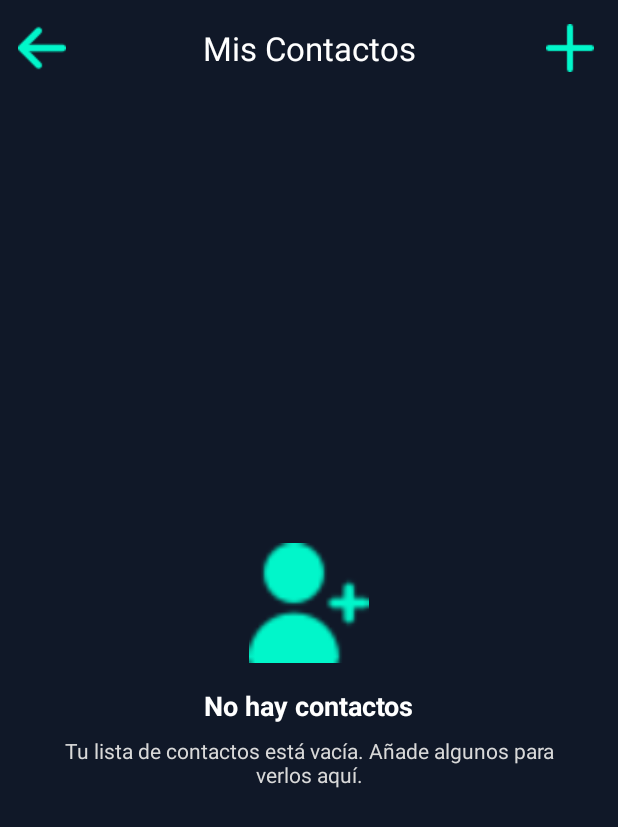
After one commit to adrianjsm79/Aurora2, an Android app: the ContactsActivity screen opened directly, with no data from a screen before it, on a phone screen of 412 x 824 dp. The commit adds this screen. Shown: the top 827 px of the screen. Run offline under Robolectric (Android 15) with nearby library versions, the phone set to English and light mode, and no system bars.

Commit message:
implementacion de contactos activity

```diff
--- a/app/build.gradle.kts
+++ b/app/build.gradle.kts
@@ -46,4 +46,6 @@ dependencies {
     testImplementation(libs.junit)
     androidTestImplementation(libs.androidx.junit)
     androidTestImplementation(libs.androidx.espresso.core)
+    implementation("com.google.android.gms:play-services-maps:18.2.0")
+    implementation("com.google.android.gms:play-services-location:21.0.1")
 }
--- /dev/null
+++ b/app/src/main/java/com/tecsup/aurora/ContactsActivity.kt
@@ -0,0 +1,267 @@
+package com.tecsup.aurora
+
+import android.Manifest
+import android.content.pm.PackageManager
+import android.os.Bundle
+import android.provider.ContactsContract
+import android.view.MenuItem
+import android.view.View
+import android.widget.Button
+import android.widget.ImageButton
+import android.widget.LinearLayout
+import android.widget.TextView
+import android.widget.Toast
+import androidx.activity.result.contract.ActivityResultContracts
+import androidx.appcompat.widget.SearchView
+import androidx.core.content.ContextCompat
+import androidx.lifecycle.lifecycleScope
+import androidx.recyclerview.widget.LinearLayoutManager
+import androidx.recyclerview.widget.RecyclerView
+import com.google.android.material.appbar.MaterialToolbar
+import com.tecsup.aurora.adapter.ContactsAdapter
+import com.tecsup.aurora.model.Contact
+import kotlinx.coroutines.Dispatchers
+import kotlinx.coroutines.launch
+import kotlinx.coroutines.withContext
+
+class ContactsActivity : BaseActivity() {
+
+    // Views
+    private lateinit var recyclerView: RecyclerView
+    private lateinit var layoutPermissionRequired: LinearLayout
+    private lateinit var btnGrantPermission: Button
+    private lateinit var searchView: SearchView // <-- NUEVO: Para el buscador
+
+    // Adapter y lista original
+    private lateinit var contactsAdapter: ContactsAdapter
+    private val allContacts = mutableListOf<Contact>() // <-- NUEVO: Lista para guardar todos los contactos
+
+    // Launcher para solicitar permisos
+    private val requestPermissionLauncher =
+        registerForActivityResult(ActivityResultContracts.RequestPermission()) { isGranted: Boolean ->
+            if (isGranted) {
+                // Permiso concedido, cargar contactos
+                showContactsView()
+                loadContacts()
+            } else {
+                // Permiso denegado, mostrar la vista correspondiente
+                showPermissionDeniedView()
+                Toast.makeText(this, "Permiso denegado. No se pueden mostrar los contactos.", Toast.LENGTH_LONG).show()
+            }
+        }
+
+    override fun onCreate(savedInstanceState: Bundle?) {
+        super.onCreate(savedInstanceState)
+        setContentView(R.layout.activity_contacts)
+
+        // 1. Inicializar las vistas OBLIGATORIAMENTE después de setContentView
+        recyclerView = findViewById(R.id.recycler_view_contacts)
+        layoutPermissionRequired = findViewById(R.id.layout_permission_required)
+        btnGrantPermission = findViewById(R.id.btn_grant_permission)
+        searchView = findViewById(R.id.search_view_contacts) // <-- NUEVO: Inicializar SearchView
+
+        // 2. Llamar a la configuración de la ventana (Edge-to-Edge)
+        setupEdgeToEdge(R.id.main)
+
+        // 3. Configurar el RecyclerView
+        setupRecyclerView()
+        registerForContextMenu(recyclerView)
+
+        // 4. Configurar el listener del botón para pedir permiso
+        btnGrantPermission.setOnClickListener {
+            requestContactsPermission()
+        }
+
+        // 5. Configurar el buscador
+        setupSearch() // <-- NUEVO: Llamar a la configuración del buscador
+
+        // 6. Comprobar el estado del permiso al iniciar
+        checkPermissionAndLoadContacts()
+
+        val toolbar: MaterialToolbar = findViewById(R.id.toolbar_contacts)
+
+        // Asigna la acción de "volver" al ícono de navegación (la flecha)
+        toolbar.setNavigationOnClickListener {
+            finish() // Cierra la actividad actual y regresa a la anterior
+        }
+
+        val btnAddManual: ImageButton = findViewById(R.id.btn_add_contact_manual)
+        btnAddManual.setOnClickListener {
+            Toast.makeText(this, "Añadir contactos manualmente", Toast.LENGTH_SHORT).show()
+            //fragmento para añadir contacto manualmente
+        }
+    }
+
+    private fun setupRecyclerView() {
+        contactsAdapter = ContactsAdapter(mutableListOf()) // Inicializa con una lista vacía
+        recyclerView.layoutManager = LinearLayoutManager(this)
+        recyclerView.adapter = contactsAdapter
+    }
+
+    // <-- NUEVA FUNCIÓN -->
+    private fun setupSearch() {
+        searchView.setOnQueryTextListener(object : SearchView.OnQueryTextListener {
+            // Se llama cuando el usuario presiona "enter" o el botón de búsqueda.
+            override fun onQueryTextSubmit(query: String?): Boolean {
+                filterContacts(query)
+                return true
+            }
+
+            // Se llama cada vez que el texto en el buscador cambia.
+            override fun onQueryTextChange(newText: String?): Boolean {
+                filterContacts(newText)
+                return true
+            }
+        })
+    }
+
+    // <-- NUEVA FUNCIÓN -->
+    private fun filterContacts(query: String?) {
+        val filteredList = if (query.isNullOrBlank()) {
+            allContacts // Si la búsqueda está vacía, muestra todos los contactos
+        } else {
+            // Filtra la lista completa buscando coincidencias en nombre o número
+            allContacts.filter { contact ->
+                contact.name.contains(query, ignoreCase = true) ||
+                        contact.number.contains(query, ignoreCase = true)
+            }
+        }
+        contactsAdapter.updateContacts(filteredList.toMutableList())
+    }
+
+    private fun checkPermissionAndLoadContacts() {
+        when {
+            ContextCompat.checkSelfPermission(
+                this,
+                Manifest.permission.READ_CONTACTS
+            ) == PackageManager.PERMISSION_GRANTED -> {
+                // Permiso ya concedido
+                showContactsView()
+                loadContacts()
+            }
+            shouldShowRequestPermissionRationale(Manifest.permission.READ_CONTACTS) -> {
+                // El usuario ya ha denegado el permiso antes. Mostramos la UI de explicación.
+                showPermissionRequiredView()
+            }
+            else -> {
+                // Primera vez que se pide el permiso
+                requestContactsPermission()
+            }
+        }
+    }
+
+    private fun requestContactsPermission() {
+        requestPermissionLauncher.launch(Manifest.permission.READ_CONTACTS)
+    }
+
+    private fun loadContacts() {
+        lifecycleScope.launch(Dispatchers.IO) {
+            val contactsList = mutableListOf<Contact>()
+
+            val projection = arrayOf(
+                ContactsContract.CommonDataKinds.Phone.DISPLAY_NAME,
+                ContactsContract.CommonDataKinds.Phone.NUMBER,
+                ContactsContract.CommonDataKinds.Phone.PHOTO_URI
+            )
+
+            val cursor = contentResolver.query(
+                ContactsContract.CommonDataKinds.Phone.CONTENT_URI,
+                projection,
+                null,
+                null,
+                "${ContactsContract.CommonDataKinds.Phone.DISPLAY_NAME} ASC"
+            )
+
+            cursor?.use {
+                val nameIndex = it.getColumnIndex(ContactsContract.CommonDataKinds.Phone.DISPLAY_NAME)
+                val numberIndex = it.getColumnIndex(ContactsContract.CommonDataKinds.Phone.NUMBER)
+                val photoUriIndex = it.getColumnIndex(ContactsContract.CommonDataKinds.Phone.PHOTO_URI)
+
+                while (it.moveToNext()) {
+                    val name = it.getString(nameIndex)
+                    val number = it.getString(numberIndex)
+                    val photoUri = it.getString(photoUriIndex)
+                    contactsList.add(Contact(name, number, photoUri))
+                }
+            }
+
+            // Limpiamos la lista maestra y la volvemos a llenar
+            allContacts.clear()
+            allContacts.addAll(contactsList)
+
+            withContext(Dispatchers.Main) {
+                if (allContacts.isEmpty()) {
+                    showEmptyView()
+                } else {
+                    // Actualizamos el adaptador con la lista completa inicialmente
+                    contactsAdapter.updateContacts(allContacts)
+                }
+            }
+        }
+    }
+
+    // --- Funciones para controlar la visibilidad de las vistas ---
+
+    private fun showContactsView() {
+        recyclerView.visibility = View.VISIBLE
+        searchView.visibility = View.VISIBLE // <-- MODIFICADO: Muestra el buscador
+        layoutPermissionRequired.visibility = View.GONE
+    }
+
+    private fun showPermissionRequiredView() {
+        recyclerView.visibility = View.GONE
+        searchView.visibility = View.GONE // <-- MODIFICADO: Oculta el buscador
+        layoutPermissionRequired.visibility = View.VISIBLE
+        findViewById<TextView>(R.id.text_permission_title).text = "Acceso a Contactos Requerido"
+        findViewById<TextView>(R.id.text_permission_description).text = "Para mostrar tus contactos, necesitamos que nos des permiso."
+        btnGrantPermission.text = "Conceder Permiso"
+    }
+
+    private fun showPermissionDeniedView() {
+        recyclerView.visibility = View.GONE
+        searchView.visibility = View.GONE // <-- MODIFICADO: Oculta el buscador
+        layoutPermissionRequired.visibility = View.VISIBLE
+        findViewById<TextView>(R.id.text_permission_title).text = "Permiso Denegado"
+        findViewById<TextView>(R.id.text_permission_description).text = "Has denegado el permiso. Para usar esta función, actívalo desde los ajustes de la aplicación."
+        btnGrantPermission.text = "Ir a Ajustes"
+    }
+
+    private fun showEmptyView() {
+        recyclerView.visibility = View.GONE
+        searchView.visibility = View.GONE // <-- MODIFICADO: Oculta el buscador
+        layoutPermissionRequired.visibility = View.VISIBLE
+        findViewById<TextView>(R.id.text_permission_title).text = "No hay contactos"
+        findViewById<TextView>(R.id.text_permission_description).text = "Tu lista de contactos está vacía. Añade algunos para verlos aquí."
+        btnGrantPermission.visibility = View.GONE
+    }
+
+    override fun onContextItemSelected(item: MenuItem): Boolean {
+        val position = contactsAdapter.longPressedPosition
+        if (position == -1) {
+            return super.onContextItemSelected(item)
+        }
+
+        val selectedContact = contactsAdapter.getContactAt(position)
+
+        when (item.itemId) {
+            R.id.menu_add_trusted -> {
+                selectedContact.isTrusted = true
+                contactsAdapter.notifyItemChanged(position)
+                Toast.makeText(this, "${selectedContact.name} añadido a contactos de confianza", Toast.LENGTH_SHORT).show()
+                return true
+            }
+            R.id.menu_add_emergency -> {
+                selectedContact.isEmergency = true
+                contactsAdapter.notifyItemChanged(position)
+                Toast.makeText(this, "${selectedContact.name} añadido a contactos de emergencia", Toast.LENGTH_SHORT).show()
+                return true
+            }
+            R.id.menu_remove -> {
+                Toast.makeText(this, "Eliminar ${selectedContact.name}", Toast.LENGTH_SHORT).show()
+                return true
+            }
+            else -> return super.onContextItemSelected(item)
+        }
+    }
+
+}
--- /dev/null
+++ b/app/src/main/res/drawable/circle_background.xml
@@ -0,0 +1,3 @@
+<shape xmlns:android="http://schemas.android.com/apk/res/android"
+    android:shape="oval">
+    <solid android:color="@color/magenta" /></shape>
--- /dev/null
+++ b/app/src/main/res/layout/activity_contacts.xml
@@ -0,0 +1,124 @@
+<?xml version="1.0" encoding="utf-8"?>
+<androidx.constraintlayout.widget.ConstraintLayout xmlns:android="http://schemas.android.com/apk/res/android"
+    xmlns:app="http://schemas.android.com/apk/res-auto"
+    xmlns:tools="http://schemas.android.com/tools"
+    android:id="@+id/main"
+    android:layout_width="match_parent"
+    android:layout_height="match_parent"
+    android:background="@color/background_primary"
+    tools:context=".ContactsActivity">
+
+    <!-- 1. Barra superior con título y botón de añadir -->
+    <com.google.android.material.appbar.AppBarLayout
+        android:id="@+id/appBarLayout"
+        android:layout_width="match_parent"
+        android:layout_height="wrap_content"
+        android:background="@android:color/transparent"
+        app:elevation="0dp"
+        app:layout_constraintTop_toTopOf="parent">
+
+        <com.google.android.material.appbar.MaterialToolbar
+            android:id="@+id/toolbar_contacts"
+            android:layout_width="match_parent"
+            android:layout_height="?attr/actionBarSize"
+            app:title="Mis Contactos"
+            app:titleCentered="true"
+            app:titleTextColor="@color/white"
+            app:navigationIcon="@drawable/ic_arrow_back"
+            app:navigationIconTint="@color/turquesa">
+
+            <!-- El único elemento que necesitas anidar es el botón de la derecha -->
+            <ImageButton
+                android:id="@+id/btn_add_contact_manual"
+                android:layout_width="wrap_content"
+                android:layout_height="wrap_content"
+                android:layout_gravity="end"
+                android:layout_marginEnd="16dp"
+                android:background="?attr/selectableItemBackgroundBorderless"
+                android:src="@drawable/ic_add"
+                app:tint="@color/turquesa" />
+
+
+        </com.google.android.material.appbar.MaterialToolbar>
+
+    </com.google.android.material.appbar.AppBarLayout>
+
+    <!-- 2. Barra de búsqueda -->
+    <androidx.appcompat.widget.SearchView
+        android:id="@+id/search_view_contacts"
+        android:layout_width="0dp"
+        android:layout_height="wrap_content"
+        android:layout_marginHorizontal="16dp"
+        android:layout_marginTop="8dp"
+        android:background="@drawable/input_field_background"
+        app:iconifiedByDefault="false"
+        app:layout_constraintEnd_toEndOf="parent"
+        app:layout_constraintStart_toStartOf="parent"
+        app:layout_constraintTop_toBottomOf="@id/appBarLayout"
+        app:queryHint="Buscar por nombre o número" />
+
+    <!-- 3. Lista de Contactos -->
+    <androidx.recyclerview.widget.RecyclerView
+        android:id="@+id/recycler_view_contacts"
+        android:layout_width="0dp"
+        android:layout_height="0dp"
+        android:layout_marginTop="16dp"
+        android:visibility="gone"
+        app:layoutManager="androidx.recyclerview.widget.LinearLayoutManager"
+        app:layout_constraintBottom_toBottomOf="parent"
+        app:layout_constraintEnd_toEndOf="parent"
+        app:layout_constraintStart_toStartOf="parent"
+        app:layout_constraintTop_toBottomOf="@id/search_view_contacts"
+        tools:listitem="@layout/contact_list_item"
+        tools:visibility="visible" />
+
+    <!-- 4. Vista para "Permiso Requerido" o "Lista Vacía" -->
+    <LinearLayout
+        android:id="@+id/layout_permission_required"
+        android:layout_width="wrap_content"
+        android:layout_height="wrap_content"
+        android:gravity="center"
+        android:orientation="vertical"
+        android:padding="32dp"
+        android:visibility="visible"
+        app:layout_constraintBottom_toBottomOf="parent"
+        app:layout_constraintEnd_toEndOf="parent"
+        app:layout_constraintStart_toStartOf="parent"
+        app:layout_constraintTop_toBottomOf="@id/appBarLayout">
+
+        <ImageView
+            android:layout_width="80dp"
+            android:layout_height="80dp"
+            android:src="@drawable/ic_contacts_permission"
+            app:tint="@color/turquesa" />
+
+        <TextView
+            android:id="@+id/text_permission_title"
+            android:layout_width="wrap_content"
+            android:layout_height="wrap_content"
+            android:layout_marginTop="16dp"
+            android:text="Acceso a Contactos Requerido"
+            android:textColor="@color/white"
+            android:textSize="18sp"
+            android:textStyle="bold" />
+
+        <TextView
+            android:id="@+id/text_permission_description"
+            android:layout_width="wrap_content"
+            android:layout_height="wrap_content"
+            android:layout_marginTop="8dp"
+            android:text="Para mostrar tus contactos, necesitamos que nos des permiso."
+            android:textAlignment="center"
+            android:textColor="#d9d9d9" />
+
+        <Button
+            android:id="@+id/btn_grant_permission"
+            android:layout_width="wrap_content"
+            android:layout_height="wrap_content"
+            android:layout_marginTop="24dp"
+            android:text="Conceder Permiso"
+            app:backgroundTint="@color/turquesa" />
+
+    </LinearLayout>
+
+</androidx.constraintlayout.widget.ConstraintLayout>
```
Also changed, not shown: app/src/main/AndroidManifest.xml (+13 -5 lines), app/src/main/java/com/tecsup/aurora/Contact.kt (added, +9 -0 lines), app/src/main/java/com/tecsup/aurora/HomeActivity.kt (+29 -1 lines), app/src/main/java/com/tecsup/aurora/SearchmapActivity.kt (added, +16 -0 lines), app/src/main/java/com/tecsup/aurora/TestActivity.kt (added, +17 -0 lines), app/src/main/java/com/tecsup/aurora/adapter/ContactsAdapter.kt (added, +97 -0 lines), app/src/main/res/layout/activity_searchmap.xml (added, +10 -0 lines), app/src/main/res/layout/activity_test.xml (added, +10 -0 lines), app/src/main/res/layout/contact_list_item.xml (added, +90 -0 lines), app/src/main/res/menu/menu_contacts.xml (added, +16 -0 lines), app/src/main/res/drawable/ic_add.png (added), app/src/main/res/drawable/ic_aurora.png (added), app/src/main/res/drawable/ic_confiable.png (added), app/src/main/res/drawable/ic_contacts_permission.png (added), 1 more files.
